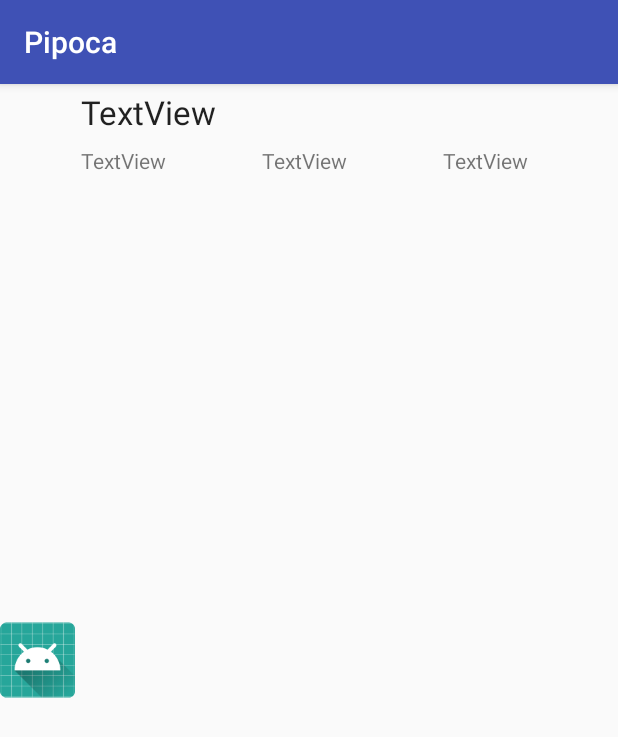
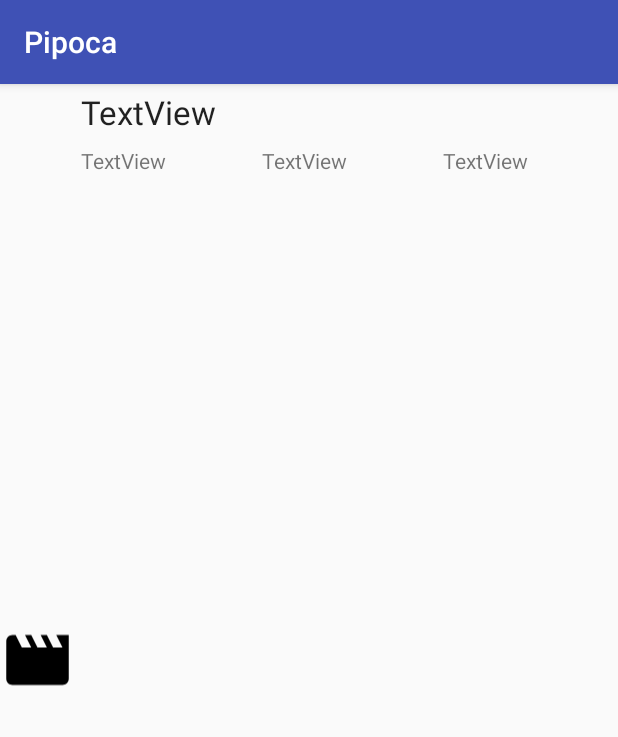
Before and after one commit to RenanGouveia/DESWEBMOB, an Android app: the DetalheFilmeActivity screen opened directly, with no data from a screen before it, on a phone screen of 412 x 824 dp. Shown: the top 737 px of the screen. Run offline under Robolectric (Android 15) with nearby library versions, the phone set to English and light mode, and no system bars; 4 statements that could not run were skipped.

```diff
--- /dev/null
+++ b/PipocaMobile/app/src/main/res/drawable/ic_movie_black_24dp.xml
@@ -0,0 +1,9 @@
+<vector xmlns:android="http://schemas.android.com/apk/res/android"
+        android:width="24dp"
+        android:height="24dp"
+        android:viewportWidth="24.0"
+        android:viewportHeight="24.0">
+    <path
+        android:fillColor="#FF000000"
+        android:pathData="M18,4l2,4h-3l-2,-4h-2l2,4h-3l-2,-4H8l2,4H7L5,4H4c-1.1,0 -1.99,0.9 -1.99,2L2,18c0,1.1 0.9,2 2,2h16c1.1,0 2,-0.9 2,-2V4h-4z"/>
+</vector>
--- a/PipocaMobile/app/src/main/res/layout/activity_detalhe_filme.xml
+++ b/PipocaMobile/app/src/main/res/layout/activity_detalhe_filme.xml
@@ -7,7 +7,7 @@
     tools:context="br.usjt.deswebmob.pipoca_mobile.DetalheFilmeActivity">
 
     <ImageView
-        android:src="@mipmap/ic_launcher"
+        android:src="@drawable/ic_movie_black_24dp"
         android:contentDescription=""
         android:id="@+id/icon"
         android:layout_width="50dp"
```
Also changed, not shown: PipocaMobile/app/src/main/java/br/usjt/deswebmob/pipoca_mobile/FilmeAdapter.java (added, +55 -0 lines), PipocaMobile/app/src/main/java/br/usjt/deswebmob/pipoca_mobile/ListarFilmesActivity.java (+10 -3 lines), PipocaMobile/app/src/main/res/layout/lista_personalizada.xml (+52 -1 lines), 253 other files.
